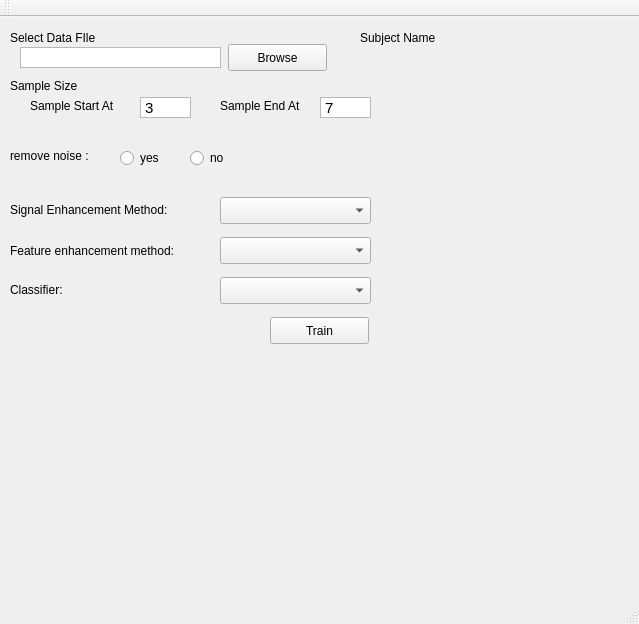
Old version of the form UI/Analyzer.ui in the repository ranianr/bAnalyzer.
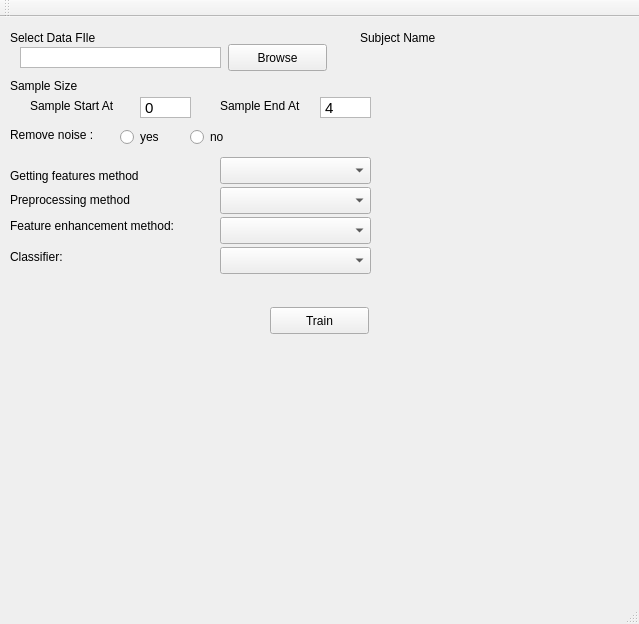
New version of the form.

```diff
--- a/UI/Analyzer.ui
+++ b/UI/Analyzer.ui
@@ -62,37 +62,24 @@
      <string>Sample Size</string>
     </property>
    </widget>
-   <widget class="QLabel" name="label_4">
-    <property name="geometry">
-     <rect>
-      <x>10</x>
-      <y>181</y>
-      <width>211</width>
-      <height>24</height>
-     </rect>
-    </property>
-    <property name="text">
-     <string>Signal Enhancement Method: </string>
-    </property>
-   </widget>
    <widget class="QLabel" name="label_5">
     <property name="geometry">
      <rect>
       <x>10</x>
-      <y>130</y>
+      <y>110</y>
       <width>211</width>
-      <height>17</height>
+      <height>15</height>
      </rect>
     </property>
     <property name="text">
-     <string>remove noise :</string>
+     <string>Remove noise :</string>
     </property>
    </widget>
    <widget class="QLabel" name="label_6">
     <property name="geometry">
      <rect>
       <x>10</x>
-      <y>225</y>
+      <y>200</y>
       <width>221</width>
       <height>17</height>
      </rect>
@@ -105,7 +92,7 @@
     <property name="geometry">
      <rect>
       <x>10</x>
-      <y>263</y>
+      <y>230</y>
       <width>211</width>
       <height>20</height>
      </rect>
@@ -127,21 +114,11 @@
      <string>Browse</string>
     </property>
    </widget>
-   <widget class="QComboBox" name="signalEnhancementMethod">
-    <property name="geometry">
-     <rect>
-      <x>220</x>
-      <y>180</y>
-      <width>151</width>
-      <height>27</height>
-     </rect>
-    </property>
-   </widget>
    <widget class="QComboBox" name="FeatureEnhancementMethod">
     <property name="geometry">
      <rect>
       <x>220</x>
-      <y>220</y>
+      <y>200</y>
       <width>151</width>
       <height>27</height>
      </rect>
@@ -151,7 +128,7 @@
     <property name="geometry">
      <rect>
       <x>220</x>
-      <y>260</y>
+      <y>230</y>
       <width>151</width>
       <height>27</height>
      </rect>
@@ -161,9 +138,9 @@
     <property name="geometry">
      <rect>
       <x>120</x>
-      <y>130</y>
+      <y>110</y>
       <width>61</width>
-      <height>22</height>
+      <height>20</height>
      </rect>
     </property>
     <property name="text">
@@ -174,9 +151,9 @@
     <property name="geometry">
      <rect>
       <x>190</x>
-      <y>130</y>
+      <y>110</y>
       <width>117</width>
-      <height>22</height>
+      <height>20</height>
      </rect>
     </property>
     <property name="text">
@@ -203,7 +180,7 @@
     <property name="geometry">
      <rect>
       <x>270</x>
-      <y>300</y>
+      <y>290</y>
       <width>99</width>
       <height>27</height>
      </rect>
@@ -271,7 +248,7 @@
 &lt;html&gt;&lt;head&gt;&lt;meta name=&quot;qrichtext&quot; content=&quot;1&quot; /&gt;&lt;style type=&quot;text/css&quot;&gt;
 p, li { white-space: pre-wrap; }
 &lt;/style&gt;&lt;/head&gt;&lt;body style=&quot; font-family:'Ubuntu'; font-size:11pt; font-weight:400; font-style:normal;&quot;&gt;
-&lt;p style=&quot; margin-top:0px; margin-bottom:0px; margin-left:0px; margin-right:0px; -qt-block-indent:0; text-indent:0px;&quot;&gt;3&lt;/p&gt;&lt;/body&gt;&lt;/html&gt;</string>
+&lt;p style=&quot; margin-top:0px; margin-bottom:0px; margin-left:0px; margin-right:0px; -qt-block-indent:0; text-indent:0px;&quot;&gt;0&lt;/p&gt;&lt;/body&gt;&lt;/html&gt;</string>
     </property>
    </widget>
    <widget class="QTextEdit" name="SampleEnd">
@@ -294,7 +271,53 @@
 &lt;html&gt;&lt;head&gt;&lt;meta name=&quot;qrichtext&quot; content=&quot;1&quot; /&gt;&lt;style type=&quot;text/css&quot;&gt;
 p, li { white-space: pre-wrap; }
 &lt;/style&gt;&lt;/head&gt;&lt;body style=&quot; font-family:'Ubuntu'; font-size:11pt; font-weight:400; font-style:normal;&quot;&gt;
-&lt;p style=&quot; margin-top:0px; margin-bottom:0px; margin-left:0px; margin-right:0px; -qt-block-indent:0; text-indent:0px;&quot;&gt;7&lt;/p&gt;&lt;/body&gt;&lt;/html&gt;</string>
+&lt;p style=&quot; margin-top:0px; margin-bottom:0px; margin-left:0px; margin-right:0px; -qt-block-indent:0; text-indent:0px;&quot;&gt;4&lt;/p&gt;&lt;/body&gt;&lt;/html&gt;</string>
+    </property>
+   </widget>
+   <widget class="QLabel" name="label_10">
+    <property name="geometry">
+     <rect>
+      <x>10</x>
+      <y>150</y>
+      <width>181</width>
+      <height>17</height>
+     </rect>
+    </property>
+    <property name="text">
+     <string>Getting features method</string>
+    </property>
+   </widget>
+   <widget class="QComboBox" name="featureSelectionMethodBox">
+    <property name="geometry">
+     <rect>
+      <x>220</x>
+      <y>140</y>
+      <width>151</width>
+      <height>27</height>
+     </rect>
+    </property>
+   </widget>
+   <widget class="QComboBox" name="preprocessingBox">
+    <property name="geometry">
+     <rect>
+      <x>220</x>
+      <y>170</y>
+      <width>151</width>
+      <height>27</height>
+     </rect>
+    </property>
+   </widget>
+   <widget class="QLabel" name="label_4">
+    <property name="geometry">
+     <rect>
+      <x>10</x>
+      <y>174</y>
+      <width>171</width>
+      <height>17</height>
+     </rect>
+    </property>
+    <property name="text">
+     <string>Preprocessing method</string>
     </property>
    </widget>
   </widget>
```
